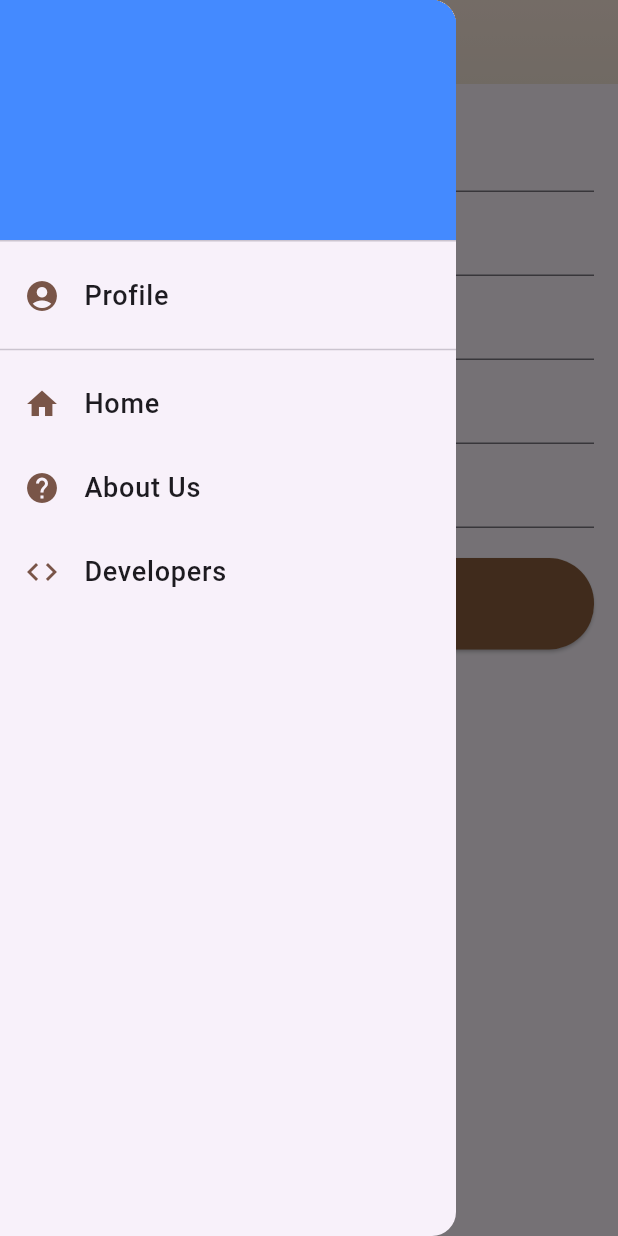
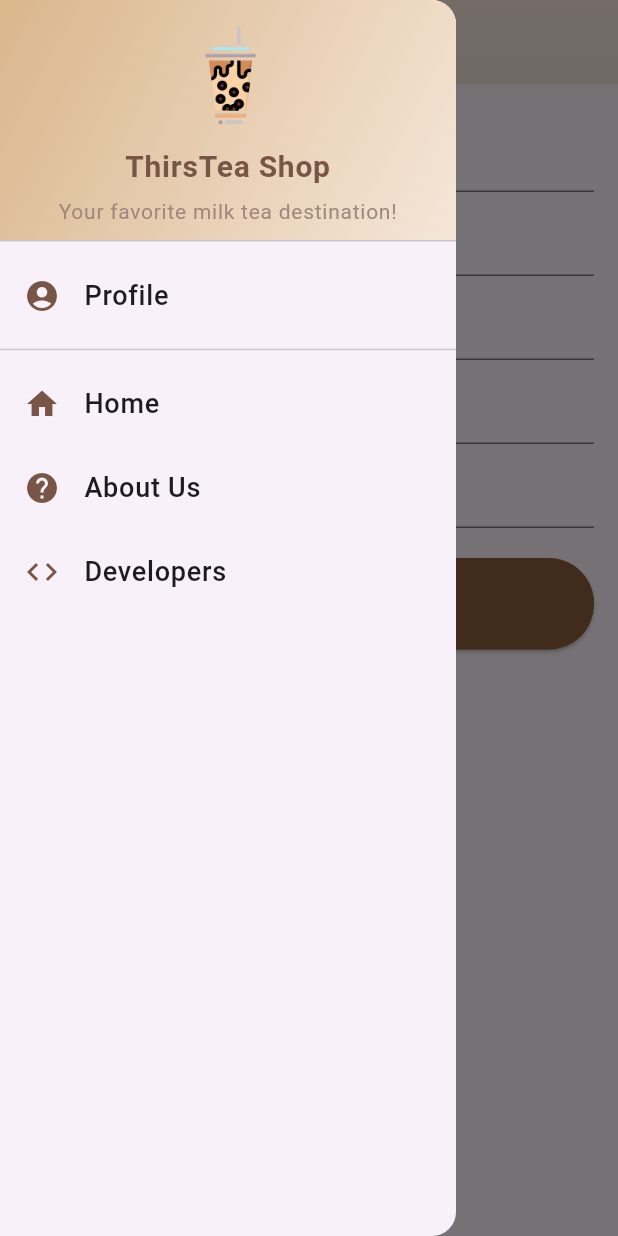
Before and after one commit to Adimno/thirsttea, a Flutter app: the EditProfilePage screen opened directly with empty values, with the side drawer open, on a phone screen of 412 x 824 dp. Run offline on Flutter 3.47's test engine with Material 3 defaults, Android fonts, the phone set to English and light mode, and no system bars; our stand-ins replace carousel_slider, cloud_firestore, firebase_auth, firebase_core; accounts and stored records are empty; network calls fail.

```diff
--- a/lib/editprofile/editprofile_page.dart
+++ b/lib/editprofile/editprofile_page.dart
@@ -109,8 +109,42 @@ class _EditProfilePageState extends State<EditProfilePage> {
           padding: EdgeInsets.zero,
           children: <Widget>[
             DrawerHeader(
-              decoration: BoxDecoration(color: Colors.blueAccent),
-              child: Column(children: [SizedBox(height: 20)]),
+              decoration: BoxDecoration(
+                gradient: LinearGradient(
+                  colors: [Color(0xFFDAB68C), Color(0xFFF5E6D8)], // Milk tea-themed colors
+                  begin: Alignment.topLeft,
+                  end: Alignment.bottomRight,
+                ),
+              ),
+              child: Column(
+                mainAxisAlignment: MainAxisAlignment.center,
+                children: [
+                  CircleAvatar(
+                    radius: 35, // Reduced radius to prevent overflow
+                    backgroundImage: AssetImage('assets/thirstea_logo.png'), // Replace with your logo path
+                    backgroundColor: Colors.transparent,
+                  ),
+                  SizedBox(height: 10),
+                  Text(
+                    'ThirsTea Shop',
+                    style: TextStyle(
+                      fontSize: 20, // Reduced font size
+                      fontWeight: FontWeight.bold,
+                      color: Colors.brown, // Milk tea theme
+                    ),
+                    textAlign: TextAlign.center,
+                  ),
+                  SizedBox(height: 5),
+                  Text(
+                    'Your favorite milk tea destination!',
+                    style: TextStyle(
+                      fontSize: 14, // Reduced font size for tagline
+                      color: Colors.brown[300], // Softer shade for tagline
+                    ),
+                    textAlign: TextAlign.center,
+                  ),
+                ],
+              ),
             ),
             ListTile(
               leading: Icon(Icons.account_circle, color: Colors.brown),
```
Also changed, not shown: lib/developers/developers_page.dart (+34 -21 lines), lib/home/home_page.dart (+38 -22 lines), lib/orders/order_page.dart (+41 -3 lines), lib/profile/profile_page.dart (+36 -3 lines).
